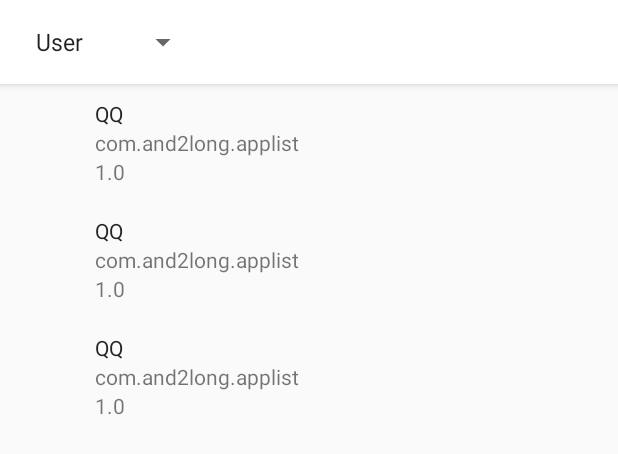
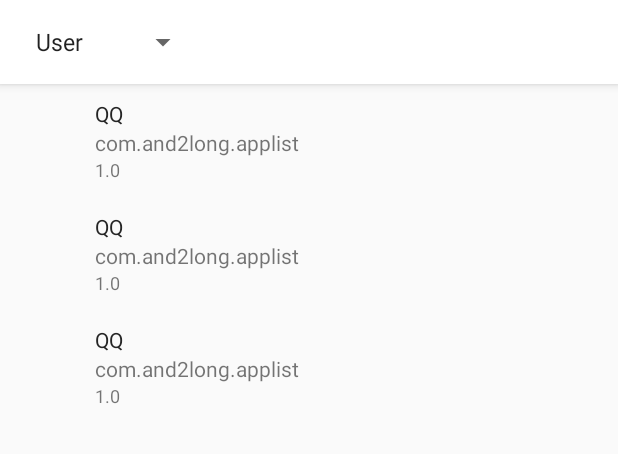
Before and after one commit to and2long/AppInfo, an Android app: the layout activity_main.xml on its own in the app's theme, with its tools: preview values and no code run, on a phone screen of 412 x 824 dp. Shown: the top 454 px of the screen. Run offline under Robolectric (Android 15) with nearby library versions, the phone set to English and light mode, and no system bars.

Commit message:
release 1.3.7

```diff
--- a/applist/build.gradle
+++ b/applist/build.gradle
@@ -15,8 +15,8 @@ android {
         applicationId "com.and2long.applist"
         minSdkVersion 21
         targetSdkVersion 33
-        versionCode 6
-        versionName "1.3.6"
+        versionCode 7
+        versionName "1.3.7"
         testInstrumentationRunner "androidx.test.runner.AndroidJUnitRunner"
     }
     buildTypes {
--- a/applist/src/main/res/layout/item_app_info.xml
+++ b/applist/src/main/res/layout/item_app_info.xml
@@ -42,10 +42,12 @@
         android:layout_width="0dp"
         android:layout_height="wrap_content"
         android:layout_marginStart="8dp"
+        android:textSize="12sp"
         app:layout_constraintBottom_toBottomOf="parent"
         app:layout_constraintEnd_toEndOf="parent"
         app:layout_constraintStart_toEndOf="@+id/iv_icon"
         app:layout_constraintTop_toBottomOf="@id/tv_package"
-        tools:text="1.0" />
+        tools:text="1.0"
+        tools:ignore="SmallSp" />
 
 </androidx.constraintlayout.widget.ConstraintLayout>
```
Also changed, not shown: 1 other file.
